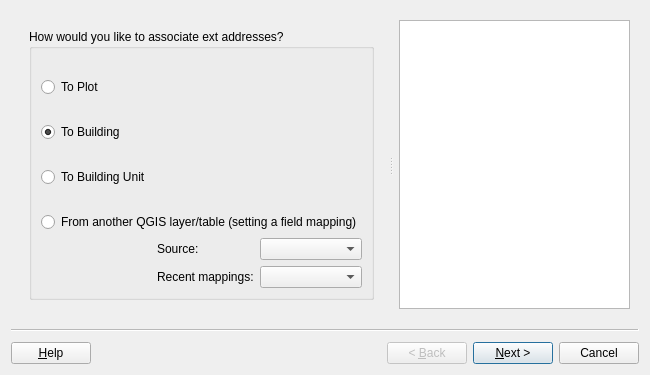
This is asistente_ladm_col/ui/wiz_associate_extaddress_cadastre.ui in SwissTierrasColombia/Asistente-LADM-COL as Qt 5 draws it before an edit. The edited form follows.
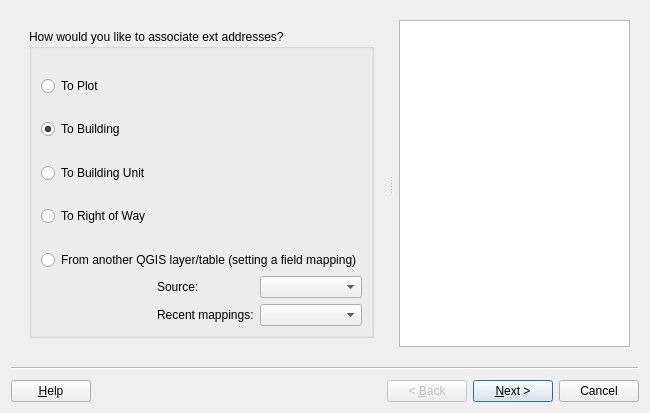
This is the edited form. Custom widgets are drawn as their Qt base class.

Commit message: Create extaddress and relate with corresponding layer

The edit to the form file:
```diff
--- a/asistente_ladm_col/ui/wiz_associate_extaddress_cadastre.ui
+++ b/asistente_ladm_col/ui/wiz_associate_extaddress_cadastre.ui
@@ -7,7 +7,7 @@
     <x>0</x>
     <y>0</y>
     <width>650</width>
-    <height>375</height>
+    <height>413</height>
    </rect>
   </property>
   <property name="cursor">
@@ -87,7 +87,7 @@
              </property>
             </widget>
            </item>
-           <item row="7" column="0" colspan="3">
+           <item row="9" column="0" colspan="3">
             <widget class="QRadioButton" name="rad_refactor">
              <property name="enabled">
               <bool>true</bool>
@@ -97,7 +97,7 @@
              </property>
             </widget>
            </item>
-           <item row="8" column="0">
+           <item row="10" column="0">
             <spacer name="horizontalSpacer">
              <property name="orientation">
               <enum>Qt::Horizontal</enum>
@@ -169,7 +169,7 @@
              </property>
             </widget>
            </item>
-           <item row="8" column="1" colspan="2">
+           <item row="10" column="1" colspan="2">
             <layout class="QGridLayout" name="gridLayout_2">
              <item row="0" column="0">
               <widget class="QLabel" name="lbl_refactor_source">
@@ -218,6 +218,26 @@
              </item>
             </layout>
            </item>
+           <item row="8" column="0" colspan="3">
+            <spacer name="verticalSpacer_5">
+             <property name="orientation">
+              <enum>Qt::Vertical</enum>
+             </property>
+             <property name="sizeHint" stdset="0">
+              <size>
+               <width>20</width>
+               <height>40</height>
+              </size>
+             </property>
+            </spacer>
+           </item>
+           <item row="7" column="0">
+            <widget class="QRadioButton" name="rad_to_right_of_way">
+             <property name="text">
+              <string>To Right of Way</string>
+             </property>
+            </widget>
+           </item>
           </layout>
          </widget>
         </item>
```
Left out of the diff: 12 changed lines with no effect on the pictures. Lines whose indentation alone changed are shown as unchanged. The commit also changes 3 other files.
